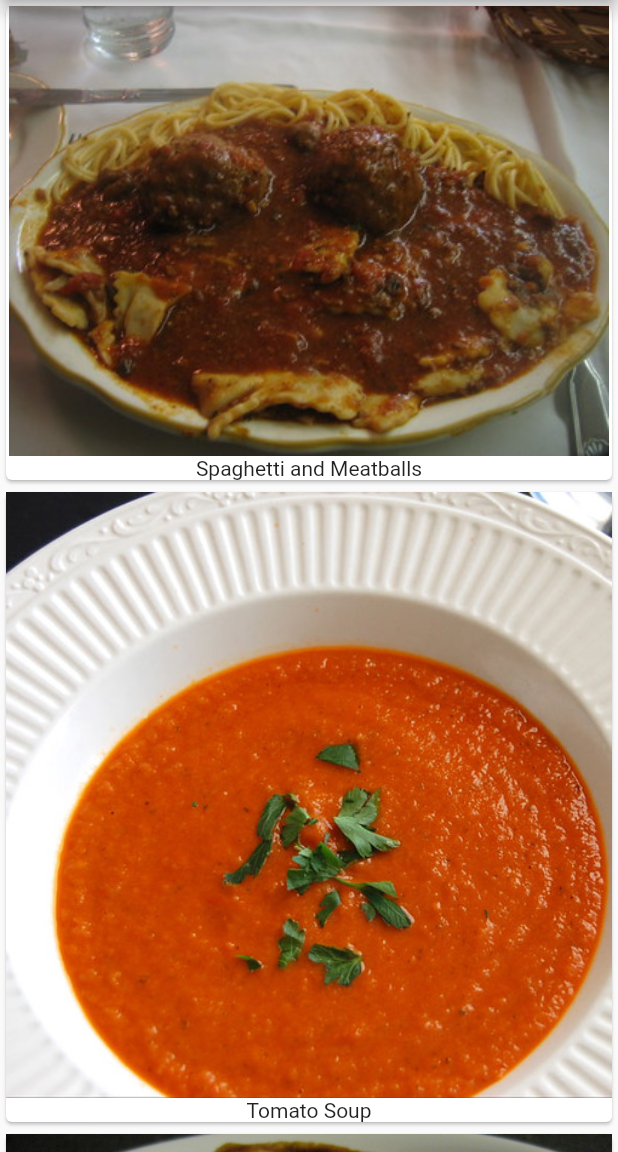
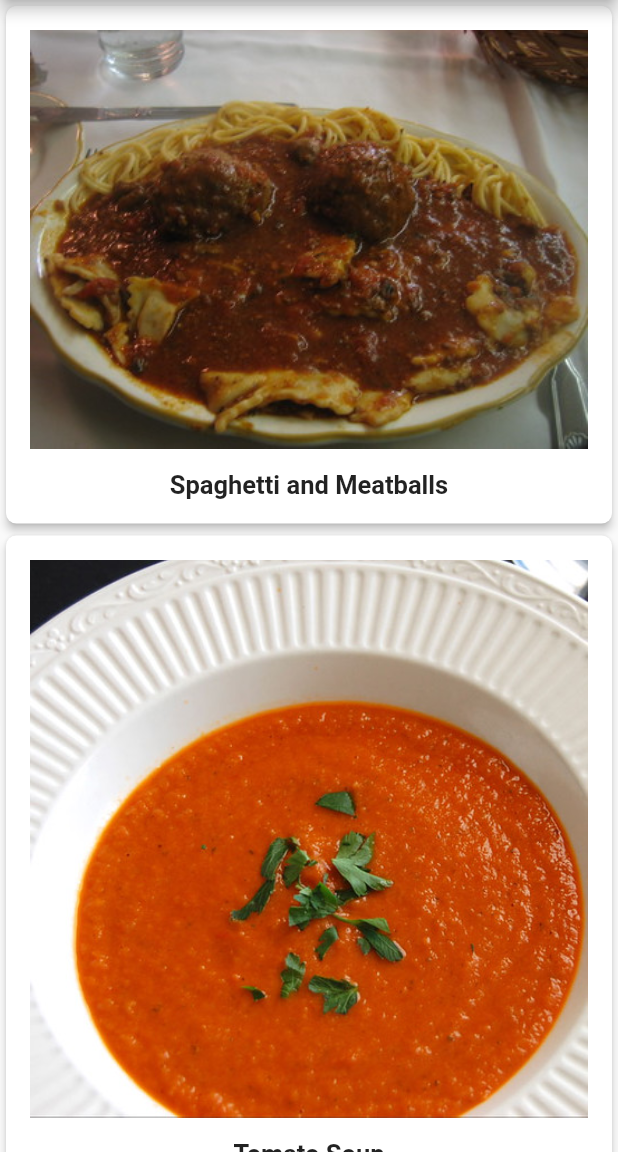
Before and after one commit to Kvaara/flutter_recipe_app, a Flutter app: the screen it shows after launch, on a phone screen of 412 x 824 dp, the part 84-1236 px from its top. Run offline on Flutter 3.47's test engine with Material 2 defaults, Android fonts, the phone set to English and light mode, and no system bars; Roboto replaces fonts that are missing (Palatino).

Commit message:
Stylized the Card widgets by configuring elevation, shape, padding and TextStyle.

```diff
--- a/lib/main.dart
+++ b/lib/main.dart
@@ -1,3 +1,4 @@
+import 'package:flutter/cupertino.dart';
 import 'package:flutter/material.dart';
 
 import "recipe.dart";
@@ -54,11 +55,26 @@
   }
 
   Widget buildRecipeCard(Recipe recipe) => Card(
-        child: Column(
-          children: [
-            Image(image: AssetImage(recipe.imageUrl)),
-            Text(recipe.label),
-          ],
+        elevation: 2.5,
+        shape: RoundedRectangleBorder(
+          borderRadius: BorderRadius.circular(7.0),
+        ),
+        child: Padding(
+          padding: const EdgeInsets.all(16.0),
+          child: Column(
+            children: [
+              Image(image: AssetImage(recipe.imageUrl)),
+              const SizedBox(height: 14.0),
+              Text(
+                recipe.label,
+                style: const TextStyle(
+                  fontSize: 17.0,
+                  fontWeight: FontWeight.w700,
+                  fontFamily: "Palatino",
+                ),
+              ),
+            ],
+          ),
         ),
       );
 }
```
